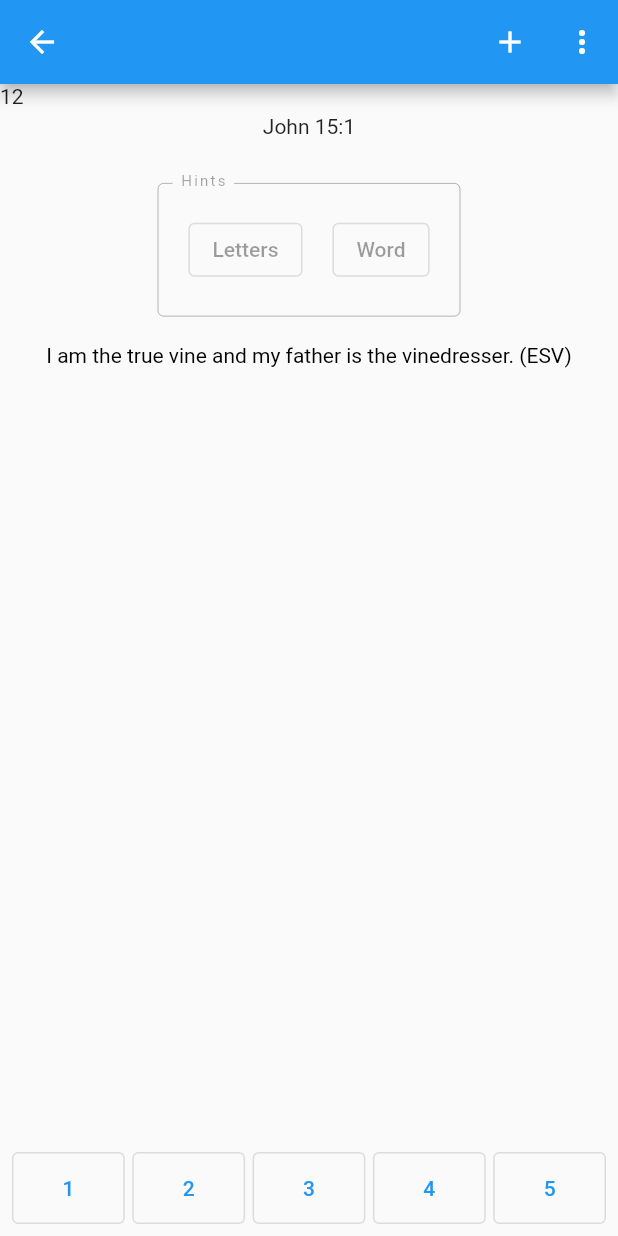
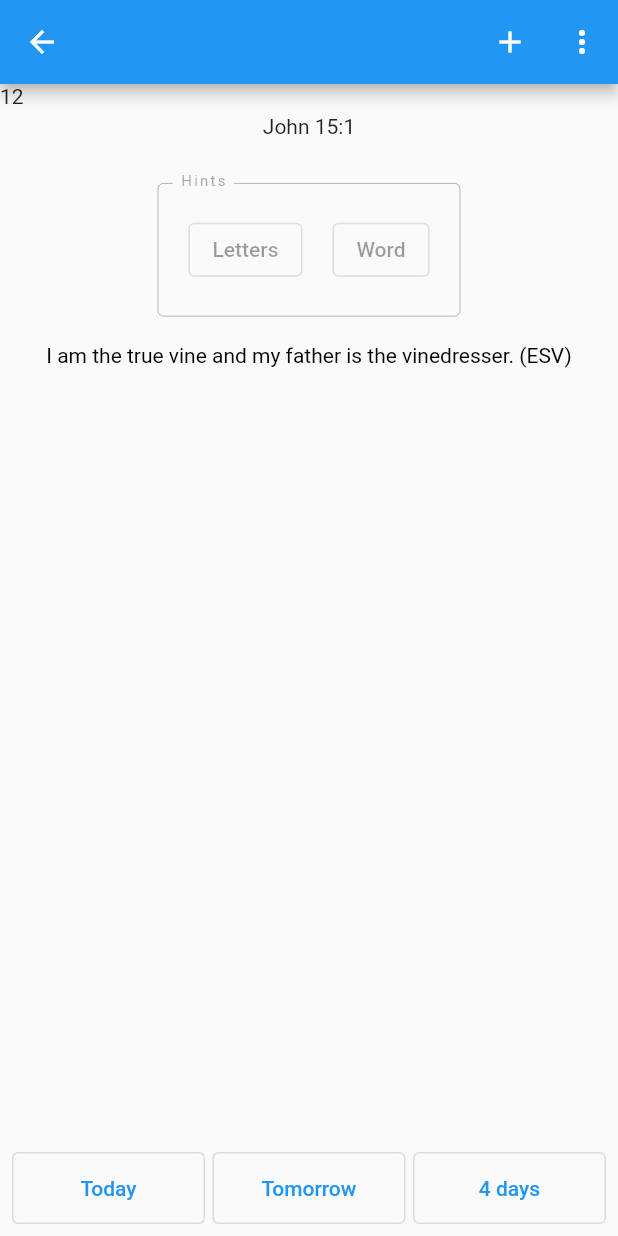
Before and after one commit to ethnosdev/memorize_scripture, a Flutter app: the PracticePage screen opened directly with empty values, after a tap on "Letters", after a tap on "Word", after a tap on "Show", on a phone screen of 412 x 824 dp. Run offline on Flutter 3.47's test engine with Material 2 defaults, Android fonts, the phone set to English and light mode, and no system bars; our stand-ins replace get_it, go_router, package_info_plus.

```diff
--- /dev/null
+++ b/lib/common/verse.dart
@@ -0,0 +1,10 @@
+class Verse {
+  Verse({
+    required this.translation,
+    required this.prompt,
+    required this.answer,
+  });
+  final String translation;
+  final String prompt;
+  final String answer;
+}
--- a/lib/pages/home/home_page_manager.dart
+++ b/lib/pages/home/home_page_manager.dart
@@ -1,4 +1,5 @@
 import 'package:flutter/material.dart';
+import 'package:memorize_scripture/common/collection.dart';
 import 'package:memorize_scripture/service_locator.dart';
 import 'package:memorize_scripture/services/data_repository.dart';
 
@@ -9,9 +10,11 @@ class HomePageManager {
   late final DataRepository dataRepository;
 
   final collectionNotifier = ValueNotifier<List<String>>([]);
+  List<CollectionMetadata> _collections = [];
 
   Future<void> init() async {
-    collectionNotifier.value = await dataRepository.fetchCollectionNames();
+    _collections = await dataRepository.fetchCollectionMetadata();
+    collectionNotifier.value = _collections.map((c) => c.name).toList();
   }
 
   void addCollection(String? name) {
--- a/lib/pages/practice/practice_page.dart
+++ b/lib/pages/practice/practice_page.dart
@@ -21,7 +21,7 @@ class _PracticePageState extends State<PracticePage> {
   @override
   void initState() {
     super.initState();
-    manager.init();
+    manager.init(widget.collection);
   }
 
   @override
@@ -49,7 +49,6 @@ class _PracticePageState extends State<PracticePage> {
           ),
         ],
       ),
-      //drawer: const MenuDrawer(),
       body: Stack(
         children: [
           const Text('12'),
@@ -75,7 +74,6 @@ class _PracticePageState extends State<PracticePage> {
               ],
             ),
           ),
-
           ValueListenableBuilder<bool>(
               valueListenable: manager.isShownNotifier,
               builder: (context, isShowingAnswer, child) {
@@ -85,7 +83,6 @@ class _PracticePageState extends State<PracticePage> {
                   return ShowButton(manager: manager);
                 }
               }),
-          //ShowButton(manager: manager),
         ],
       ),
     );
@@ -114,8 +111,10 @@ class ButtonPanel extends StatelessWidget {
               child: SizedBox(
                 height: 48,
                 child: OutlinedButton(
-                  onPressed: () {},
-                  child: const Text('1'),
+                  onPressed: () {
+                    manager.onResponse(Difficulty.easy);
+                  },
+                  child: const Text('Today'),
                 ),
               ),
             ),
@@ -124,8 +123,10 @@ class ButtonPanel extends StatelessWidget {
               child: SizedBox(
                 height: 48,
                 child: OutlinedButton(
-                  onPressed: () {},
-                  child: const Text('2'),
+                  onPressed: () {
+                    manager.onResponse(Difficulty.ok);
+                  },
+                  child: const Text('Tomorrow'),
                 ),
               ),
             ),
@@ -134,28 +135,10 @@ class ButtonPanel extends StatelessWidget {
               child: SizedBox(
                 height: 48,
                 child: OutlinedButton(
-                  onPressed: () {},
-                  child: const Text('3'),
-                ),
-              ),
-            ),
-            const SizedBox(width: 5),
-            Expanded(
-              child: SizedBox(
-                height: 48,
-                child: OutlinedButton(
-                  onPressed: () {},
-                  child: const Text('4'),
-                ),
-              ),
-            ),
-            const SizedBox(width: 5),
-            Expanded(
-              child: SizedBox(
-                height: 48,
-                child: OutlinedButton(
-                  onPressed: () {},
-                  child: const Text('5'),
+                  onPressed: () {
+                    manager.onResponse(Difficulty.hard);
+                  },
+                  child: const Text('4 days'),
                 ),
               ),
             ),
--- a/lib/pages/practice/practice_page_manager.dart
+++ b/lib/pages/practice/practice_page_manager.dart
@@ -1,4 +1,5 @@
 import 'package:flutter/material.dart';
+import 'package:memorize_scripture/common/verse.dart';
 import 'package:memorize_scripture/service_locator.dart';
 import 'package:memorize_scripture/services/data_repository.dart';
 
@@ -7,16 +8,16 @@ class PracticePageManager {
   final isShownNotifier = ValueNotifier<bool>(false);
 
   final dataRepo = getIt<DataRepository>();
-  String _verseText = '';
+  List<Verse> _verses = [];
 
-  Future<void> init() async {
-    _verseText = await dataRepo.fetchVerse();
+  Future<void> init(String collectionId) async {
+    _verses = await dataRepo.fetchVerses(collectionId);
   }
 
   void show() {
     isShownNotifier.value = true;
     answerNotifier.value = TextSpan(
-      text: _verseText,
+      text: _verses[0].answer,
       style: const TextStyle(color: Colors.black),
     );
   }
@@ -26,7 +27,7 @@ class PracticePageManager {
   void showNextWordHint() {
     answerNotifier.value = _formatForNumberOfWords(
       _numberHintWordsShowing,
-      _verseText,
+      _verses[0].answer,
     );
     _numberHintWordsShowing++;
   }
@@ -35,8 +36,9 @@ class PracticePageManager {
     final latinChar = RegExp(r'\w');
     final result = StringBuffer();
     bool isWordStart = true;
-    for (int i = 0; i < _verseText.length; i++) {
-      final character = _verseText[i];
+    final text = _verses[0].answer;
+    for (int i = 0; i < text.length; i++) {
+      final character = text[i];
       final isWordChar = character.contains(latinChar);
       if (!isWordChar || isWordStart) {
         result.write(character);
@@ -82,7 +84,11 @@ class PracticePageManager {
 
     return textSpan;
   }
+
+  void onResponse(Difficulty response) {}
 }
+
+enum Difficulty { hard, ok, easy }
 
 // enum Display {
 //   initial,
--- a/lib/services/data_repository.dart
+++ b/lib/services/data_repository.dart
@@ -1,21 +1,29 @@
+import 'package:memorize_scripture/common/collection.dart';
+import 'package:memorize_scripture/common/verse.dart';
+
 abstract class DataRepository {
-  Future<List<String>> fetchCollectionNames();
-
-  Future<String> fetchVerse();
+  Future<List<CollectionMetadata>> fetchCollectionMetadata();
+  Future<List<Verse>> fetchVerses(String collectionId);
 }
 
 class FakeData implements DataRepository {
   @override
-  Future<List<String>> fetchCollectionNames() async {
+  Future<List<CollectionMetadata>> fetchCollectionMetadata() async {
     return [
-      'Navigator verse pack',
-      'Proverbs 3',
-      'John 15',
+      CollectionMetadata(id: '001', name: 'Navigator verse pack'),
+      CollectionMetadata(id: '002', name: 'Proverbs 3'),
+      CollectionMetadata(id: '003', name: 'John 15'),
     ];
   }
 
   @override
-  Future<String> fetchVerse() async {
-    return 'I am the true vine and my father is the vinedresser. (ESV)';
+  Future<List<Verse>> fetchVerses(String collectionId) async {
+    return [
+      Verse(
+        translation: 'ESV',
+        prompt: 'John 15:1',
+        answer: 'I am the true vine and my father is the vinedresser. (ESV)',
+      ),
+    ];
   }
 }
```
Also changed, not shown: lib/common/collection.dart (added, +8 -0 lines), 2 other files.
